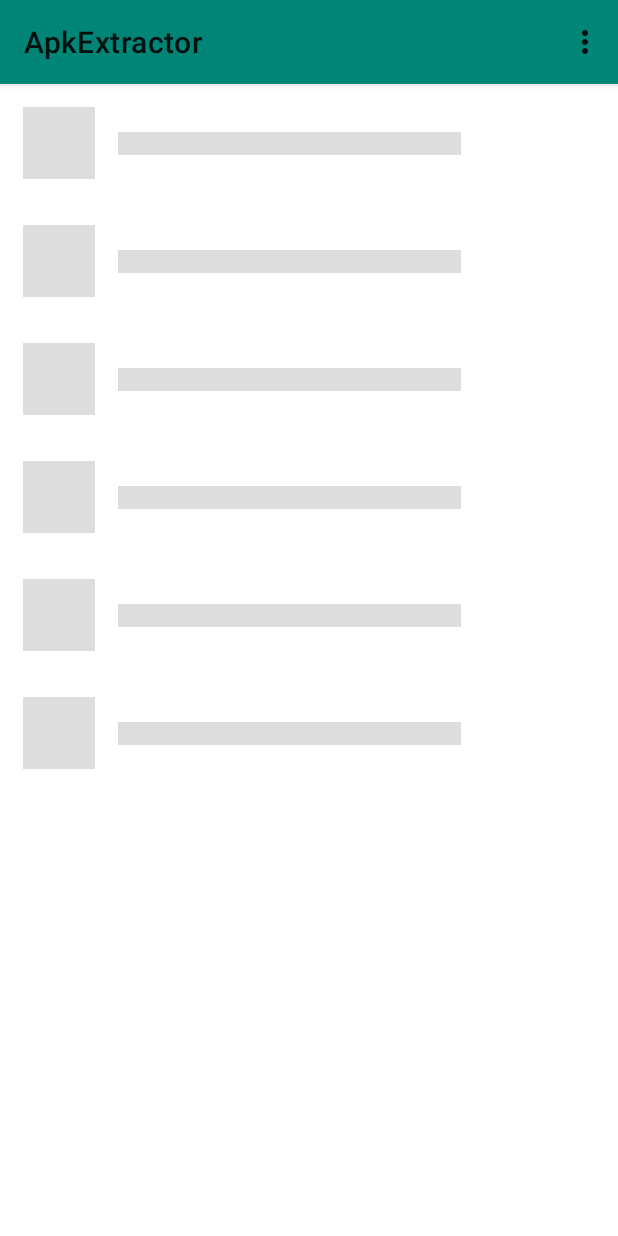
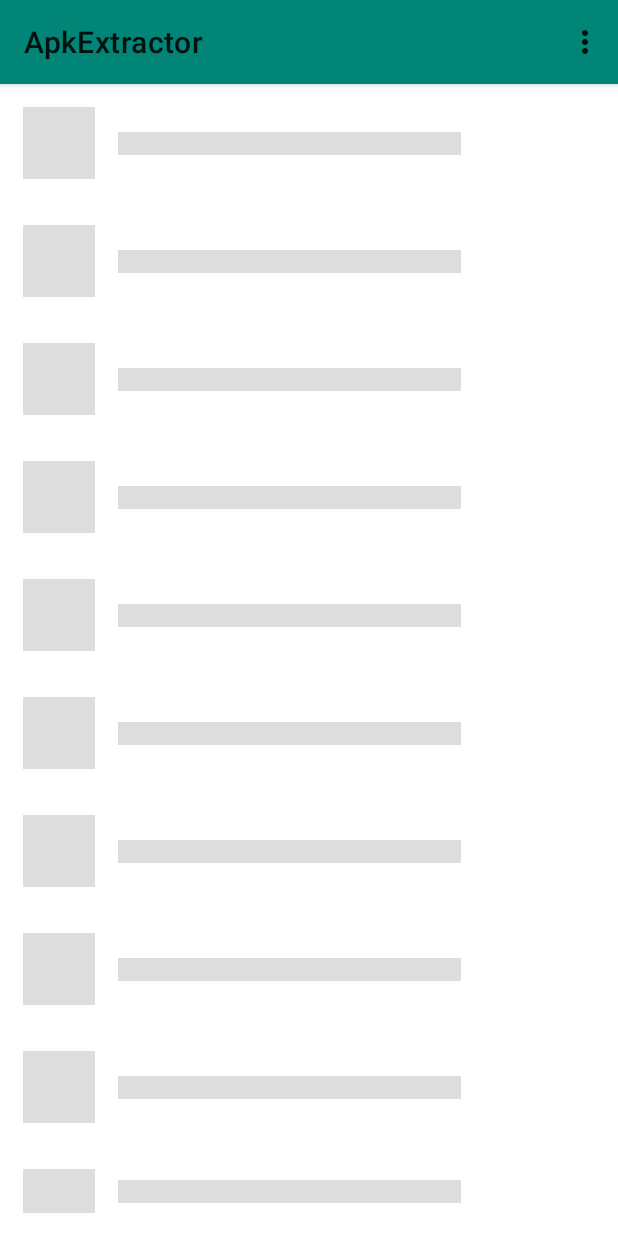
Before and after one commit to bakar517/ApkExtractor, an Android app: the screen it shows after launch (AppsListActivity), on a phone screen of 412 x 824 dp. Run offline under Robolectric (Android 15) with nearby library versions, the phone set to English and light mode, and no system bars; our stand-ins replace Dagger/Hilt's generated code, Shimmer, Timber, data binding, sdp/ssp sizes; 2 statements that could not run were skipped.

Commit message:
- Manage shimmer.

```diff
--- a/app/src/main/java/com/warlox/apkextractor/ui/appList/AppsListActivity.kt
+++ b/app/src/main/java/com/warlox/apkextractor/ui/appList/AppsListActivity.kt
@@ -57,7 +57,7 @@ class AppsListActivity : BaseActivity<ActivityAppsListBinding, AppsListViewModel
             if (it) {
                 binding.shimmerFrameLayout.startShimmer()
             } else {
-                binding.shimmerFrameLayout.startShimmer()
+                binding.shimmerFrameLayout.stopShimmer()
             }
         })
 
--- a/app/src/main/res/layout/activity_apps_list.xml
+++ b/app/src/main/res/layout/activity_apps_list.xml
@@ -50,23 +50,7 @@
             app:layout_constraintTop_toTopOf="parent"
             app:shimmer_duration="800">
 
-            <LinearLayout
-                android:layout_width="match_parent"
-                android:layout_height="wrap_content"
-                android:orientation="vertical">
-
-                <include layout="@layout/view_list_application_animation" />
-
-                <include layout="@layout/view_list_application_animation" />
-
-                <include layout="@layout/view_list_application_animation" />
-
-                <include layout="@layout/view_list_application_animation" />
-
-                <include layout="@layout/view_list_application_animation" />
-
-                <include layout="@layout/view_list_application_animation" />
-            </LinearLayout>
+            <include layout="@layout/view_shimmer" />
         </com.facebook.shimmer.ShimmerFrameLayout>
     </androidx.constraintlayout.widget.ConstraintLayout>
 </layout>
--- /dev/null
+++ b/app/src/main/res/layout/view_shimmer.xml
@@ -0,0 +1,36 @@
+<?xml version="1.0" encoding="utf-8"?>
+<LinearLayout xmlns:android="http://schemas.android.com/apk/res/android"
+    android:layout_width="match_parent"
+    android:layout_height="wrap_content"
+    android:orientation="vertical">
+
+    <include layout="@layout/view_list_application_animation" />
+
+    <include layout="@layout/view_list_application_animation" />
+
+    <include layout="@layout/view_list_application_animation" />
+
+    <include layout="@layout/view_list_application_animation" />
+
+    <include layout="@layout/view_list_application_animation" />
+
+    <include layout="@layout/view_list_application_animation" />
+
+    <include layout="@layout/view_list_application_animation" />
+
+    <include layout="@layout/view_list_application_animation" />
+
+    <include layout="@layout/view_list_application_animation" />
+
+    <include layout="@layout/view_list_application_animation" />
+
+    <include layout="@layout/view_list_application_animation" />
+
+    <include layout="@layout/view_list_application_animation" />
+
+    <include layout="@layout/view_list_application_animation" />
+
+    <include layout="@layout/view_list_application_animation" />
+
+    <include layout="@layout/view_list_application_animation" />
+</LinearLayout>
```
